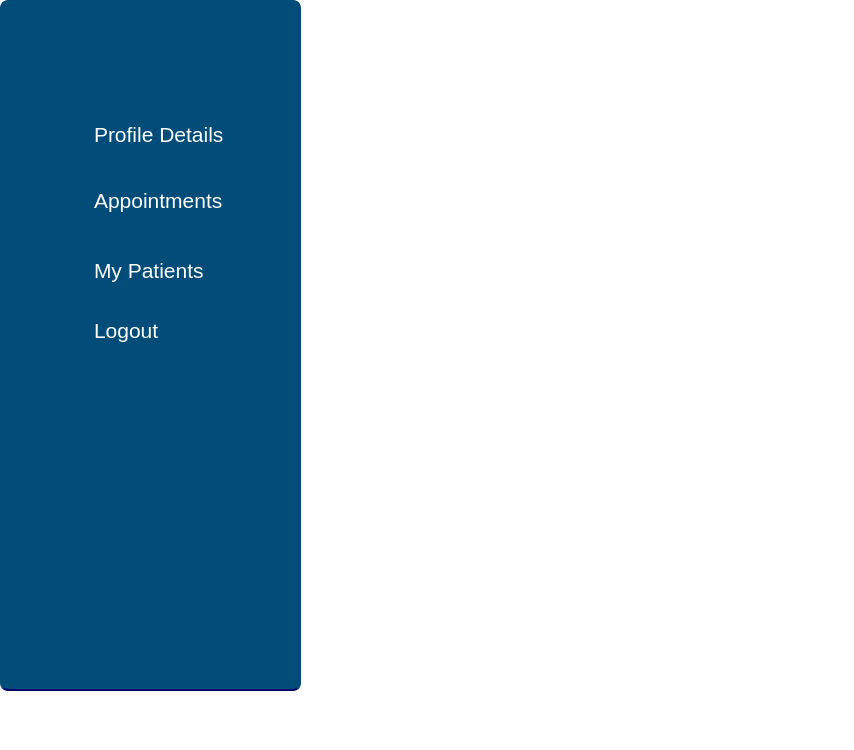
Qt form frontend/doctordashboard.ui (rushii1192/covid-mgmt) before a commit.
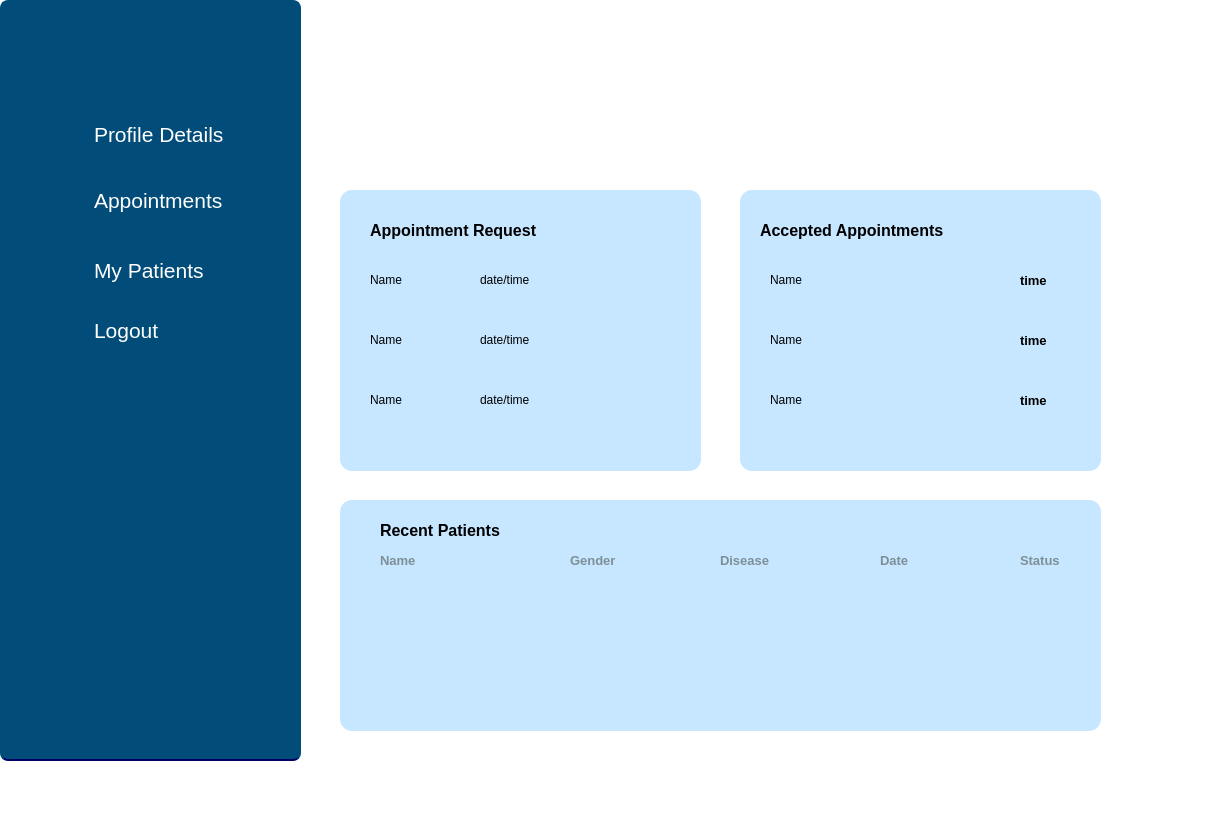
The same form after that commit. Icons and pictures are not drawn.

```diff
--- a/frontend/doctordashboard.ui
+++ b/frontend/doctordashboard.ui
@@ -6,8 +6,8 @@
    <rect>
     <x>0</x>
     <y>0</y>
-    <width>854</width>
-    <height>750</height>
+    <width>1229</width>
+    <height>814</height>
    </rect>
   </property>
   <property name="windowTitle">
@@ -23,7 +23,7 @@
       <x>0</x>
       <y>0</y>
       <width>301</width>
-      <height>691</height>
+      <height>761</height>
      </rect>
     </property>
     <property name="styleSheet">
@@ -211,6 +211,563 @@
      </property>
     </widget>
    </widget>
+   <widget class="QLabel" name="label_2">
+    <property name="geometry">
+     <rect>
+      <x>340</x>
+      <y>190</y>
+      <width>361</width>
+      <height>281</height>
+     </rect>
+    </property>
+    <property name="styleSheet">
+     <string notr="true">background-color:rgb(199,230,255);
+border-radius:12px;</string>
+    </property>
+    <property name="text">
+     <string/>
+    </property>
+   </widget>
+   <widget class="QLabel" name="label_4">
+    <property name="geometry">
+     <rect>
+      <x>370</x>
+      <y>210</y>
+      <width>211</width>
+      <height>41</height>
+     </rect>
+    </property>
+    <property name="font">
+     <font>
+      <pointsize>12</pointsize>
+      <bold>true</bold>
+     </font>
+    </property>
+    <property name="styleSheet">
+     <string notr="true">background-color:rgb(199,230,255);</string>
+    </property>
+    <property name="text">
+     <string>Appointment Request</string>
+    </property>
+   </widget>
+   <widget class="QLabel" name="label_9">
+    <property name="geometry">
+     <rect>
+      <x>370</x>
+      <y>270</y>
+      <width>63</width>
+      <height>20</height>
+     </rect>
+    </property>
+    <property name="styleSheet">
+     <string notr="true">background-color:rgb(199,230,255);</string>
+    </property>
+    <property name="text">
+     <string>Name</string>
+    </property>
+   </widget>
+   <widget class="QLabel" name="label_10">
+    <property name="geometry">
+     <rect>
+      <x>370</x>
+      <y>330</y>
+      <width>63</width>
+      <height>20</height>
+     </rect>
+    </property>
+    <property name="styleSheet">
+     <string notr="true">background-color:rgb(199,230,255);</string>
+    </property>
+    <property name="text">
+     <string>Name</string>
+    </property>
+   </widget>
+   <widget class="QLabel" name="label_11">
+    <property name="geometry">
+     <rect>
+      <x>370</x>
+      <y>390</y>
+      <width>63</width>
+      <height>20</height>
+     </rect>
+    </property>
+    <property name="styleSheet">
+     <string notr="true">background-color:rgb(199,230,255);</string>
+    </property>
+    <property name="text">
+     <string>Name</string>
+    </property>
+   </widget>
+   <widget class="QLabel" name="label_12">
+    <property name="geometry">
+     <rect>
+      <x>480</x>
+      <y>270</y>
+      <width>71</width>
+      <height>20</height>
+     </rect>
+    </property>
+    <property name="styleSheet">
+     <string notr="true">background-color:rgb(199,230,255);</string>
+    </property>
+    <property name="text">
+     <string>date/time</string>
+    </property>
+   </widget>
+   <widget class="QLabel" name="label_13">
+    <property name="geometry">
+     <rect>
+      <x>480</x>
+      <y>330</y>
+      <width>81</width>
+      <height>20</height>
+     </rect>
+    </property>
+    <property name="styleSheet">
+     <string notr="true">background-color:rgb(199,230,255);</string>
+    </property>
+    <property name="text">
+     <string>date/time</string>
+    </property>
+   </widget>
+   <widget class="QLabel" name="label_14">
+    <property name="geometry">
+     <rect>
+      <x>480</x>
+      <y>390</y>
+      <width>71</width>
+      <height>20</height>
+     </rect>
+    </property>
+    <property name="styleSheet">
+     <string notr="true">background-color:rgb(199,230,255);</string>
+    </property>
+    <property name="text">
+     <string>date/time</string>
+    </property>
+   </widget>
+   <widget class="QLabel" name="label_3">
+    <property name="geometry">
+     <rect>
+      <x>740</x>
+      <y>190</y>
+      <width>361</width>
+      <height>281</height>
+     </rect>
+    </property>
+    <property name="styleSheet">
+     <string notr="true">background-color:rgb(199,230,255);
+border-radius:12px;</string>
+    </property>
+    <property name="text">
+     <string/>
+    </property>
+   </widget>
+   <widget class="QLabel" name="label_8">
+    <property name="geometry">
+     <rect>
+      <x>760</x>
+      <y>220</y>
+      <width>241</width>
+      <height>20</height>
+     </rect>
+    </property>
+    <property name="font">
+     <font>
+      <pointsize>12</pointsize>
+      <bold>true</bold>
+     </font>
+    </property>
+    <property name="styleSheet">
+     <string notr="true">background-color:rgb(199,230,255);</string>
+    </property>
+    <property name="text">
+     <string>Accepted Appointments</string>
+    </property>
+   </widget>
+   <widget class="QLabel" name="label_15">
+    <property name="geometry">
+     <rect>
+      <x>770</x>
+      <y>270</y>
+      <width>63</width>
+      <height>20</height>
+     </rect>
+    </property>
+    <property name="styleSheet">
+     <string notr="true">background-color:rgb(199,230,255);</string>
+    </property>
+    <property name="text">
+     <string>Name</string>
+    </property>
+   </widget>
+   <widget class="QLabel" name="label_16">
+    <property name="geometry">
+     <rect>
+      <x>770</x>
+      <y>330</y>
+      <width>63</width>
+      <height>20</height>
+     </rect>
+    </property>
+    <property name="styleSheet">
+     <string notr="true">background-color:rgb(199,230,255);</string>
+    </property>
+    <property name="text">
+     <string>Name</string>
+    </property>
+   </widget>
+   <widget class="QLabel" name="label_17">
+    <property name="geometry">
+     <rect>
+      <x>770</x>
+      <y>390</y>
+      <width>63</width>
+      <height>20</height>
+     </rect>
+    </property>
+    <property name="styleSheet">
+     <string notr="true">background-color:rgb(199,230,255);</string>
+    </property>
+    <property name="text">
+     <string>Name</string>
+    </property>
+   </widget>
+   <widget class="QLabel" name="label_18">
+    <property name="geometry">
+     <rect>
+      <x>1020</x>
+      <y>270</y>
+      <width>51</width>
+      <height>20</height>
+     </rect>
+    </property>
+    <property name="font">
+     <font>
+      <pointsize>10</pointsize>
+      <bold>true</bold>
+     </font>
+    </property>
+    <property name="styleSheet">
+     <string notr="true">background-color:rgb(199,230,255);</string>
+    </property>
+    <property name="text">
+     <string>time</string>
+    </property>
+   </widget>
+   <widget class="QLabel" name="label_20">
+    <property name="geometry">
+     <rect>
+      <x>600</x>
+      <y>270</y>
+      <width>31</width>
+      <height>20</height>
+     </rect>
+    </property>
+    <property name="styleSheet">
+     <string notr="true">background-color:rgb(199,230,255);</string>
+    </property>
+    <property name="text">
+     <string/>
+    </property>
+    <property name="pixmap">
+     <pixmap>images/ok_24px.png</pixmap>
+    </property>
+   </widget>
+   <widget class="QLabel" name="label_21">
+    <property name="geometry">
+     <rect>
+      <x>650</x>
+      <y>270</y>
+      <width>31</width>
+      <height>20</height>
+     </rect>
+    </property>
+    <property name="styleSheet">
+     <string notr="true">background-color:rgb(199,230,255);</string>
+    </property>
+    <property name="text">
+     <string/>
+    </property>
+    <property name="pixmap">
+     <pixmap>images/cancel_24px.png</pixmap>
+    </property>
+   </widget>
+   <widget class="QLabel" name="label_23">
+    <property name="geometry">
+     <rect>
+      <x>600</x>
+      <y>330</y>
+      <width>31</width>
+      <height>20</height>
+     </rect>
+    </property>
+    <property name="styleSheet">
+     <string notr="true">background-color:rgb(199,230,255);</string>
+    </property>
+    <property name="text">
+     <string/>
+    </property>
+    <property name="pixmap">
+     <pixmap>images/ok_24px.png</pixmap>
+    </property>
+   </widget>
+   <widget class="QLabel" name="label_24">
+    <property name="geometry">
+     <rect>
+      <x>650</x>
+      <y>330</y>
+      <width>31</width>
+      <height>20</height>
+     </rect>
+    </property>
+    <property name="styleSheet">
+     <string notr="true">background-color:rgb(199,230,255);</string>
+    </property>
+    <property name="text">
+     <string/>
+    </property>
+    <property name="pixmap">
+     <pixmap>images/cancel_24px.png</pixmap>
+    </property>
+   </widget>
+   <widget class="QLabel" name="label_25">
+    <property name="geometry">
+     <rect>
+      <x>600</x>
+      <y>390</y>
+      <width>31</width>
+      <height>20</height>
+     </rect>
+    </property>
+    <property name="styleSheet">
+     <string notr="true">background-color:rgb(199,230,255);</string>
+    </property>
+    <property name="text">
+     <string/>
+    </property>
+    <property name="pixmap">
+     <pixmap>images/ok_24px.png</pixmap>
+    </property>
+   </widget>
+   <widget class="QLabel" name="label_22">
+    <property name="geometry">
+     <rect>
+      <x>650</x>
+      <y>390</y>
+      <width>31</width>
+      <height>20</height>
+     </rect>
+    </property>
+    <property name="styleSheet">
+     <string notr="true">background-color:rgb(199,230,255);</string>
+    </property>
+    <property name="text">
+     <string/>
+    </property>
+    <property name="pixmap">
+     <pixmap>images/cancel_24px.png</pixmap>
+    </property>
+   </widget>
+   <widget class="QLabel" name="label_26">
+    <property name="geometry">
+     <rect>
+      <x>1020</x>
+      <y>390</y>
+      <width>51</width>
+      <height>20</height>
+     </rect>
+    </property>
+    <property name="font">
+     <font>
+      <pointsize>10</pointsize>
+      <bold>true</bold>
+     </font>
+    </property>
+    <property name="styleSheet">
+     <string notr="true">background-color:rgb(199,230,255);</string>
+    </property>
+    <property name="text">
+     <string>time</string>
+    </property>
+   </widget>
+   <widget class="QLabel" name="label_27">
+    <property name="geometry">
+     <rect>
+      <x>1020</x>
+      <y>330</y>
+      <width>51</width>
+      <height>20</height>
+     </rect>
+    </property>
+    <property name="font">
+     <font>
+      <pointsize>10</pointsize>
+      <bold>true</bold>
+     </font>
+    </property>
+    <property name="styleSheet">
+     <string notr="true">background-color:rgb(199,230,255);</string>
+    </property>
+    <property name="text">
+     <string>time</string>
+    </property>
+   </widget>
+   <widget class="QLabel" name="label_19">
+    <property name="geometry">
+     <rect>
+      <x>340</x>
+      <y>500</y>
+      <width>761</width>
+      <height>231</height>
+     </rect>
+    </property>
+    <property name="styleSheet">
+     <string notr="true">background-color:rgb(199,230,255);
+border-radius:12px;</string>
+    </property>
+    <property name="text">
+     <string/>
+    </property>
+   </widget>
+   <widget class="QLabel" name="label_28">
+    <property name="geometry">
+     <rect>
+      <x>380</x>
+      <y>550</y>
+      <width>63</width>
+      <height>20</height>
+     </rect>
+    </property>
+    <property name="font">
+     <font>
+      <pointsize>10</pointsize>
+      <bold>true</bold>
+     </font>
+    </property>
+    <property name="styleSheet">
+     <string notr="true">color:rgb(125,143,151);
+background-color:rgb(199,230,255);</string>
+    </property>
+    <property name="text">
+     <string>Name</string>
+    </property>
+   </widget>
+   <widget class="QLabel" name="label_29">
+    <property name="geometry">
+     <rect>
+      <x>570</x>
+      <y>550</y>
+      <width>63</width>
+      <height>20</height>
+     </rect>
+    </property>
+    <property name="font">
+     <font>
+      <pointsize>10</pointsize>
+      <bold>true</bold>
+     </font>
+    </property>
+    <property name="styleSheet">
+     <string notr="true">color:rgb(125,143,151);
+background-color:rgb(199,230,255);</string>
+    </property>
+    <property name="text">
+     <string>Gender</string>
+    </property>
+   </widget>
+   <widget class="QLabel" name="label_30">
+    <property name="geometry">
+     <rect>
+      <x>720</x>
+      <y>550</y>
+      <width>63</width>
+      <height>20</height>
+     </rect>
+    </property>
+    <property name="font">
+     <font>
+      <pointsize>10</pointsize>
+      <bold>true</bold>
+     </font>
+    </property>
+    <property name="styleSheet">
+     <string notr="true">color:rgb(125,143,151);
+background-color:rgb(199,230,255);
+</string>
+    </property>
+    <property name="text">
+     <string>Disease</string>
+    </property>
+   </widget>
+   <widget class="QLabel" name="label_31">
+    <property name="geometry">
+     <rect>
+      <x>880</x>
+      <y>550</y>
+      <width>63</width>
+      <height>20</height>
+     </rect>
+    </property>
+    <property name="font">
+     <font>
+      <pointsize>10</pointsize>
+      <bold>true</bold>
+     </font>
+    </property>
+    <property name="styleSheet">
+     <string notr="true">color:rgb(125,143,151);
+background-color:rgb(199,230,255);</string>
+    </property>
+    <property name="text">
+     <string>Date</string>
+    </property>
+   </widget>
+   <widget class="QLabel" name="label_32">
+    <property name="geometry">
+     <rect>
+      <x>1020</x>
+      <y>550</y>
+      <width>63</width>
+      <height>20</height>
+     </rect>
+    </property>
+    <property name="font">
+     <font>
+      <pointsize>10</pointsize>
+      <bold>true</bold>
+     </font>
+    </property>
+    <property name="styleSheet">
+     <string notr="true">color:rgb(125,143,151);
+background-color:rgb(199,230,255);</string>
+    </property>
+    <property name="text">
+     <string>Status</string>
+    </property>
+   </widget>
+   <widget class="QLabel" name="label_33">
+    <property name="geometry">
+     <rect>
+      <x>380</x>
+      <y>520</y>
+      <width>151</width>
+      <height>20</height>
+     </rect>
+    </property>
+    <property name="font">
+     <font>
+      <pointsize>12</pointsize>
+      <bold>true</bold>
+     </font>
+    </property>
+    <property name="styleSheet">
+     <string notr="true">background-color:rgb(199,230,255);</string>
+    </property>
+    <property name="text">
+     <string>Recent Patients</string>
+    </property>
+   </widget>
   </widget>
   <widget class="QMenuBar" name="menubar">
    <property name="geometry">
```
Left out of the diff: 2 changed lines with no effect on the pictures.
